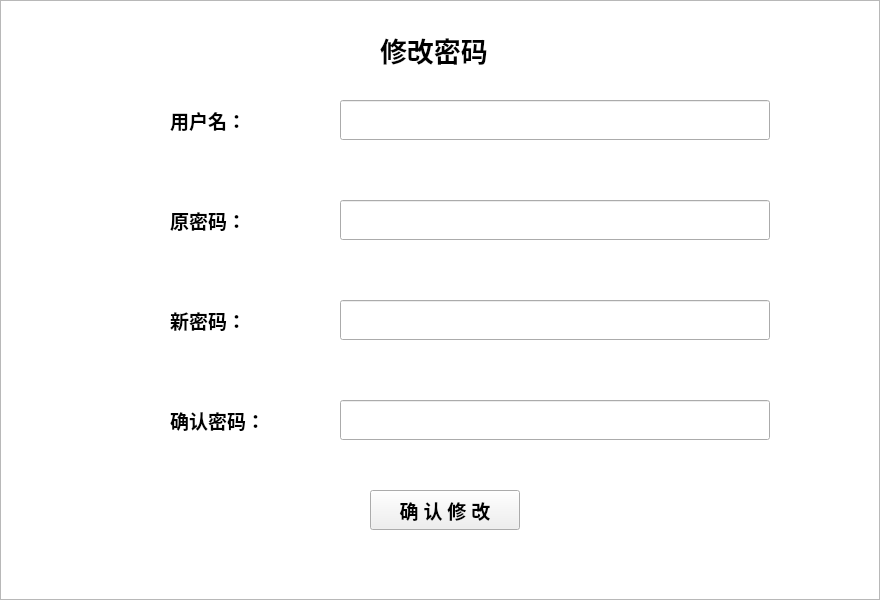
Above: ShopManage/changepassword.ui from gigigigiggigi/marketman before the change. Below: the same form after it.
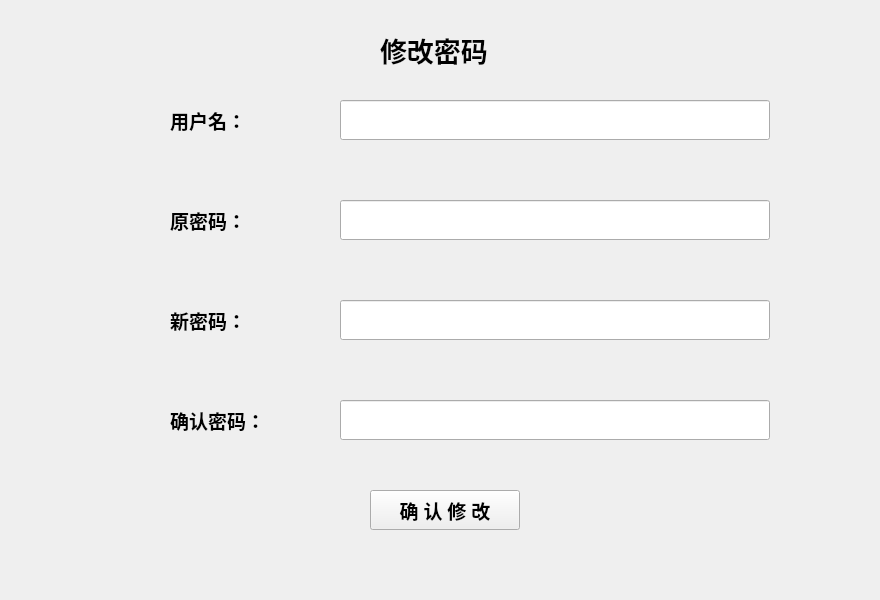
That is the form after the change. Icons and pictures are not drawn.

Patch:
```diff
--- a/ShopManage/changepassword.ui
+++ b/ShopManage/changepassword.ui
@@ -185,23 +185,6 @@
     </font>
    </property>
   </widget>
-  <widget class="QTextEdit" name="textEdit">
-   <property name="geometry">
-    <rect>
-     <x>0</x>
-     <y>0</y>
-     <width>880</width>
-     <height>600</height>
-    </rect>
-   </property>
-   <property name="html">
-    <string>&lt;!DOCTYPE HTML PUBLIC &quot;-//W3C//DTD HTML 4.0//EN&quot; &quot;http://www.w3.org/TR/REC-html40/strict.dtd&quot;&gt;
-&lt;html&gt;&lt;head&gt;&lt;meta name=&quot;qrichtext&quot; content=&quot;1&quot; /&gt;&lt;style type=&quot;text/css&quot;&gt;
-p, li { white-space: pre-wrap; }
-&lt;/style&gt;&lt;/head&gt;&lt;body style=&quot; font-family:'SimSun'; font-size:9pt; font-weight:400; font-style:normal;&quot;&gt;
-&lt;p style=&quot; margin-top:0px; margin-bottom:0px; margin-left:0px; margin-right:0px; -qt-block-indent:0; text-indent:0px;&quot;&gt;&lt;img src=&quot;:/image/017.jpg&quot; /&gt;&lt;/p&gt;&lt;/body&gt;&lt;/html&gt;</string>
-   </property>
-  </widget>
   <widget class="QLabel" name="label_5">
    <property name="geometry">
     <rect>
```
Left out of the diff: 11 changed lines with no effect on the pictures.
